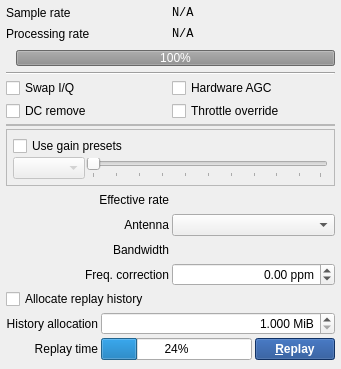
Before: the Qt Designer form Default/Source/SourceWidget.ui in BatchDrake/SigDigger, drawn with Qt 5.
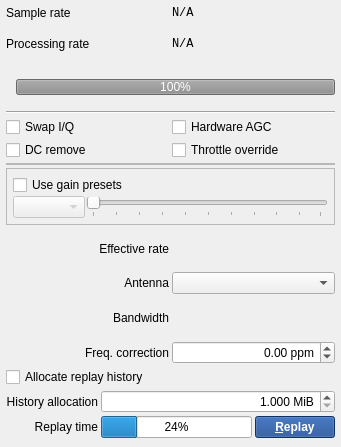
After: the same form once the commit is applied. Icons and pictures are not drawn. Custom widgets are drawn as their Qt base class.

Commit message: Replay history on Ctrl+H

```diff
--- a/Default/Source/SourceWidget.ui
+++ b/Default/Source/SourceWidget.ui
@@ -7,7 +7,7 @@
     <x>0</x>
     <y>0</y>
     <width>341</width>
-    <height>369</height>
+    <height>447</height>
    </rect>
   </property>
   <property name="windowTitle">
```
Left out of the diff: 3 changed lines with no effect on the pictures.
